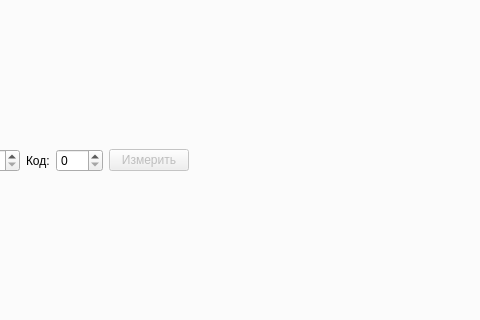
igrekus/lpf_uni, file mainwindow.ui: the form before one commit; both pictures show x 430 to 910 and y 236 to 556 of the 1018 by 772 pixel window.
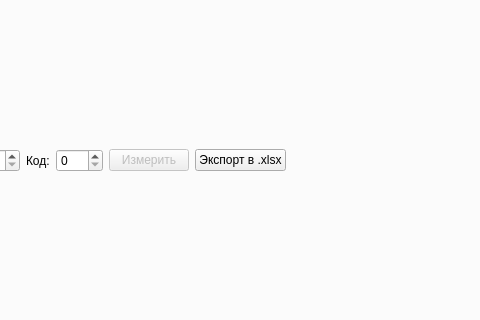
The form after the commit.

Commit message: FEAT: add .xlsx export for single measure

Diff of the .ui file:
```diff
--- a/mainwindow.ui
+++ b/mainwindow.ui
@@ -310,6 +310,13 @@
                </property>
               </widget>
              </item>
+             <item>
+              <widget class="QPushButton" name="btnExportSingle">
+               <property name="text">
+                <string>Экспорт в .xlsx</string>
+               </property>
+              </widget>
+             </item>
              <item>
               <spacer name="horizontalSpacer_3">
                <property name="orientation">
```
The commit also changes 2 other files.
